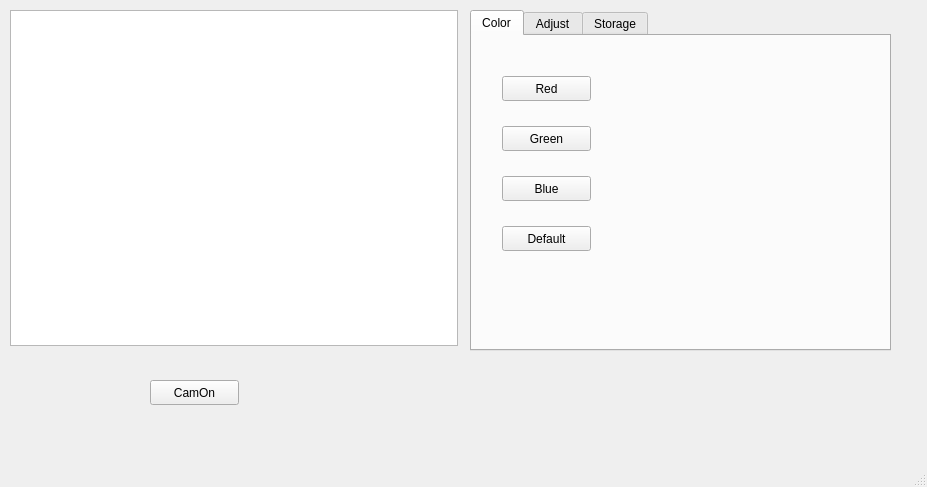
gdabba-WORK/Qt5_openCV4_raspberryPi3, file mainwindow.ui: the form before one commit.
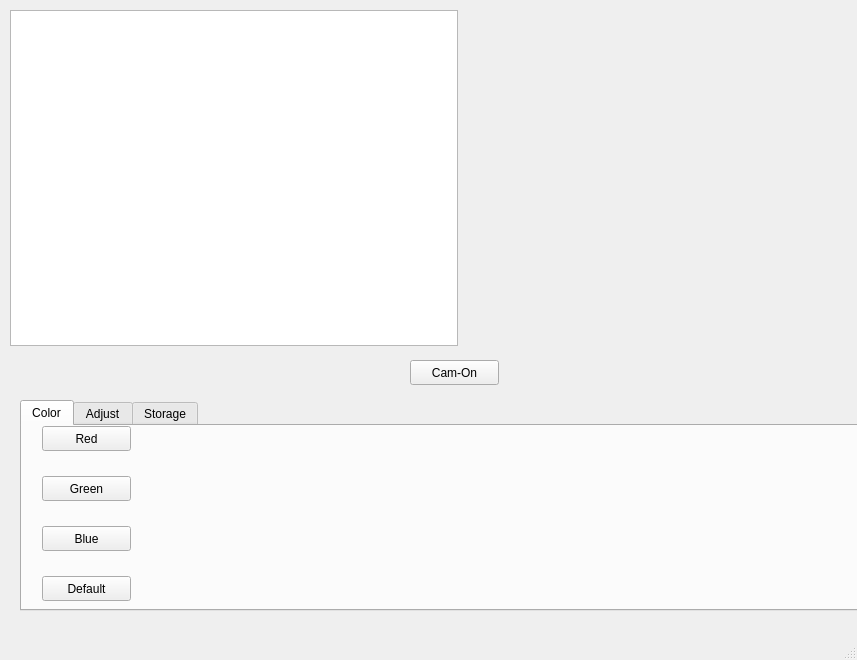
The form after the commit. The open tabs and pages were chosen to show the change.

```diff
--- a/mainwindow.ui
+++ b/mainwindow.ui
@@ -6,8 +6,8 @@
    <rect>
     <x>0</x>
     <y>0</y>
-    <width>927</width>
-    <height>487</height>
+    <width>857</width>
+    <height>660</height>
    </rect>
   </property>
   <property name="windowTitle">
@@ -27,23 +27,23 @@
    <widget class="QPushButton" name="btn_OnOff">
     <property name="geometry">
      <rect>
-      <x>150</x>
-      <y>380</y>
+      <x>410</x>
+      <y>360</y>
       <width>89</width>
       <height>25</height>
      </rect>
     </property>
     <property name="text">
-     <string>CamOn</string>
+     <string>Cam-On</string>
     </property>
    </widget>
    <widget class="QTabWidget" name="tabWidget">
     <property name="geometry">
      <rect>
-      <x>470</x>
-      <y>10</y>
-      <width>421</width>
-      <height>341</height>
+      <x>20</x>
+      <y>400</y>
+      <width>881</width>
+      <height>211</height>
      </rect>
     </property>
     <property name="currentIndex">
@@ -56,8 +56,8 @@
      <widget class="QPushButton" name="btn_red">
       <property name="geometry">
        <rect>
-        <x>30</x>
-        <y>40</y>
+        <x>20</x>
+        <y>0</y>
         <width>89</width>
         <height>25</height>
        </rect>
@@ -69,8 +69,8 @@
      <widget class="QPushButton" name="btn_green">
       <property name="geometry">
        <rect>
-        <x>30</x>
-        <y>90</y>
+        <x>20</x>
+        <y>50</y>
         <width>89</width>
         <height>25</height>
        </rect>
@@ -82,8 +82,8 @@
      <widget class="QPushButton" name="btn_blue">
       <property name="geometry">
        <rect>
-        <x>30</x>
-        <y>140</y>
+        <x>20</x>
+        <y>100</y>
         <width>89</width>
         <height>25</height>
        </rect>
@@ -95,8 +95,8 @@
      <widget class="QPushButton" name="btn_default">
       <property name="geometry">
        <rect>
-        <x>30</x>
-        <y>190</y>
+        <x>20</x>
+        <y>150</y>
         <width>89</width>
         <height>25</height>
        </rect>
@@ -118,6 +118,7 @@
     </widget>
    </widget>
   </widget>
+  <widget class="QStatusBar" name="statusbar"/>
   <widget class="QMenuBar" name="menubar">
    <property name="geometry">
     <rect>
@@ -128,7 +129,6 @@
     </rect>
    </property>
   </widget>
-  <widget class="QStatusBar" name="statusbar"/>
  </widget>
  <resources/>
  <connections/>
```
Left out of the diff: 17 changed lines with no effect on the pictures.
